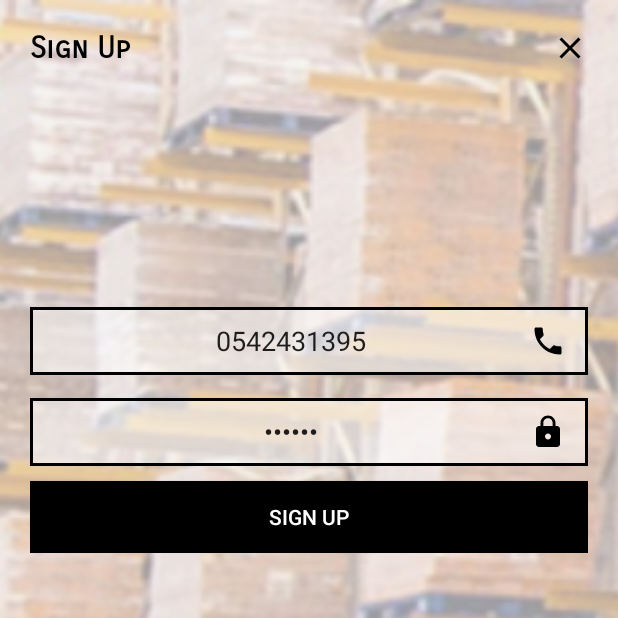
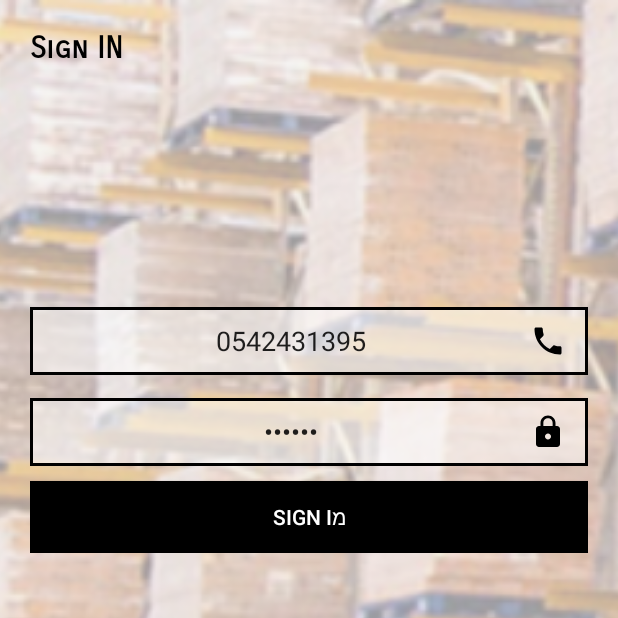
Before and after one commit to ilyakamar/Inventory_Server, an Android app: the Signin screen opened directly, with no data from a screen before it, on a phone screen of 412 x 824 dp, the top half of it. Run offline under Robolectric (Android 15) with nearby library versions, the phone set to English and light mode, and no system bars; our stand-ins replace Firebase (no records; nobody signed in at launch, a user with empty details on screens opened directly).

```diff
--- a/app/src/main/res/layout/activity_signin.xml
+++ b/app/src/main/res/layout/activity_signin.xml
@@ -31,7 +31,7 @@
                 android:weightSum="2">
 
                 <TextView
-                    android:text="Sign Up"
+                    android:text="Sign IN"
                     android:layout_width="wrap_content"
                     android:layout_height="wrap_content"
                     android:layout_gravity="left"
@@ -43,11 +43,7 @@
                     android:textColor="@color/colorBlack"
                     android:layout_weight="2"/>
 
-                <ImageView
-                    android:id="@+id/iv_closeLogin"
-                    android:layout_width="wrap_content"
-                    android:layout_height="wrap_content"
-                    android:src="@drawable/ic_close_black_24dp"/>
+
 
             </LinearLayout>
 
@@ -58,17 +54,7 @@
                 android:layout_marginTop="120dp">
 
 
-                <!--<EditText-->
-                    <!--android:text=""-->
-                    <!--android:id="@+id/edtName"-->
-                    <!--android:layout_width="match_parent"-->
-                    <!--android:layout_height="45dp"-->
-                    <!--android:layout_marginBottom="10dp"-->
-                    <!--android:background="@drawable/element_for_ractangel"-->
-                    <!--android:drawableRight="@drawable/ic_person_black_24dp"-->
-                    <!--android:hint="Name"-->
-                    <!--android:textAlignment="center"-->
-                    <!--android:inputType="textPersonName"/>-->
+
 
                 <EditText
                     android:text="0542431395"
@@ -100,7 +86,7 @@
                     android:id="@+id/btnSignUp"
                     android:layout_width="match_parent"
                     android:layout_height="wrap_content"
-                    android:text="Sign Up"
+                    android:text="Sign Iמ"
                     android:textColor="@color/colorWhite"
                     android:background="@drawable/button_black"/>
 
```
Also changed, not shown: app/src/main/java/com/ilyakamar/inventory_server/FoodList.java (+46 -2 lines).
